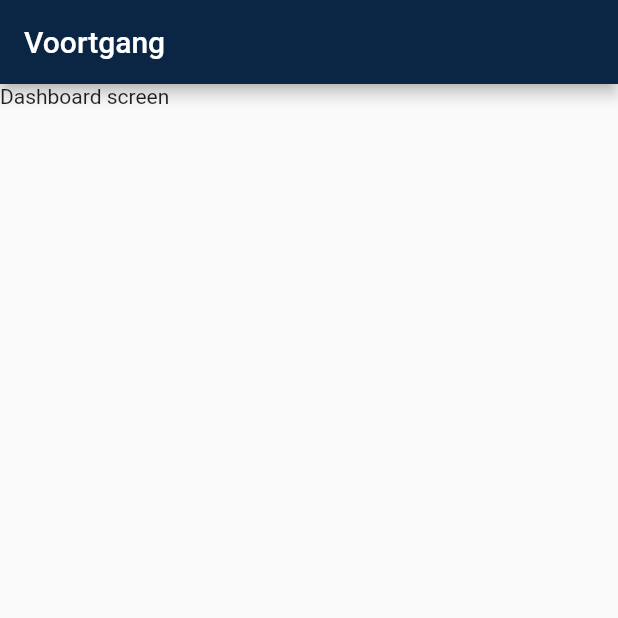
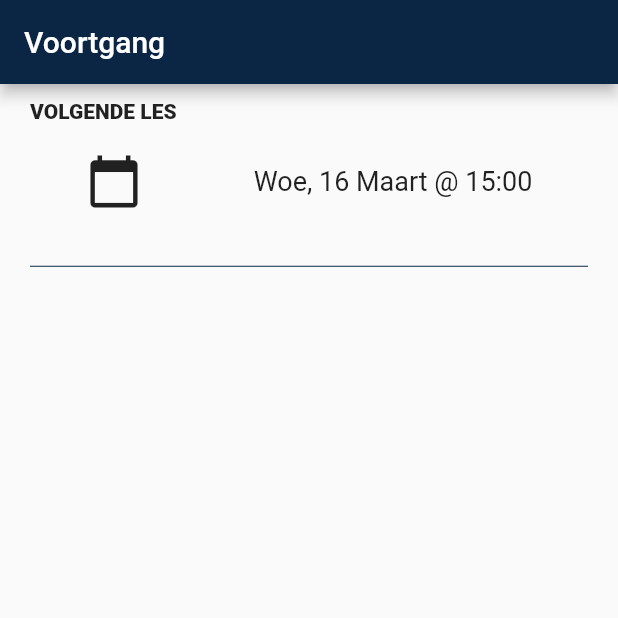
Before and after one commit to shabrany/dlc, a Flutter app: the Dashboard screen opened directly, on a phone screen of 412 x 824 dp, the top half of it. Run offline on Flutter 3.47's test engine with Material 2 defaults, Android fonts, the phone set to English and light mode, and no system bars; our stand-ins replace sqflite; accounts and stored records are empty.

Commit message:
Create widget next lesson in dashboard

```diff
--- a/lib/main.dart
+++ b/lib/main.dart
@@ -1,6 +1,7 @@
 import 'package:flutter/material.dart';
 import './ui/lessons.dart';
 import './ui/app_colors.dart' as AppColors;
+import './ui/dashboard/dashboard.dart';
 
 void main() => runApp(new MyApp());
 
@@ -90,19 +91,6 @@ class _MainPageState extends State<MainPage> {
   }
 }
 
-class Dashboard extends StatelessWidget {
-  @override
-  Widget build(BuildContext context) {
-    return new Scaffold(
-      appBar: AppBar(title: Text('Voortgang')),
-      body: new Container(
-        alignment: Alignment.topLeft,
-        child: Text('Dashboard screen'),
-      ),
-    );
-  }
-}
-
 class Skills extends StatelessWidget {
   @override
   Widget build(BuildContext context) {
--- /dev/null
+++ b/lib/ui/dashboard/dashboard.dart
@@ -0,0 +1,60 @@
+import 'package:flutter/material.dart';
+import '../app_colors.dart' as AppColors;
+
+class Dashboard extends StatefulWidget {
+  @override
+  State<StatefulWidget> createState() {
+    return new _DashboardState();
+  }
+}
+
+class _DashboardState extends State<Dashboard> {
+  @override
+  Widget build(BuildContext context) {
+    return new Scaffold(
+      appBar: AppBar(title: Text('Voortgang')),
+      body: ListView(
+          children: <Widget>[
+            this._showNextLesson()
+          ]
+      ),
+    );
+  }
+
+  Widget _showNextLesson() {
+    return Container(
+      padding: EdgeInsets.symmetric(horizontal: 20.0, vertical: 10.0),
+      child: Column(
+        children: <Widget>[
+          this._buildCardNextLesson(),
+          Divider(height: 55.0, color: AppColors.primary,)
+        ],
+      ),
+    );
+  }
+
+  Widget _buildCardNextLesson() {
+    return Container(
+      margin: EdgeInsets.only(bottom: 10.0),
+      child: Column(
+        children: <Widget>[
+          Text(
+            'Volgende Les'.toUpperCase(),
+            style: TextStyle(
+              fontWeight: FontWeight.w800
+            ),
+          ),
+          SizedBox(height: 20.0),
+          Row(
+            children: <Widget> [
+              Icon(Icons.calendar_today, size: 38.0),
+              Text('Woe, 16 Maart @ 15:00', style: TextStyle(fontSize: 18.0))
+            ],
+            mainAxisAlignment: MainAxisAlignment.spaceAround,
+          )
+        ],
+        crossAxisAlignment: CrossAxisAlignment.start,
+      ),
+    );
+  }
+}
```
Also changed, not shown: pubspec.lock.
